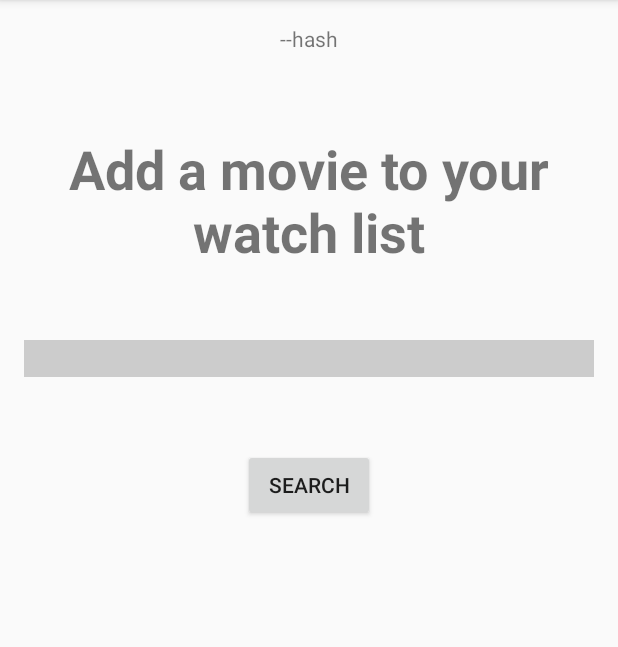
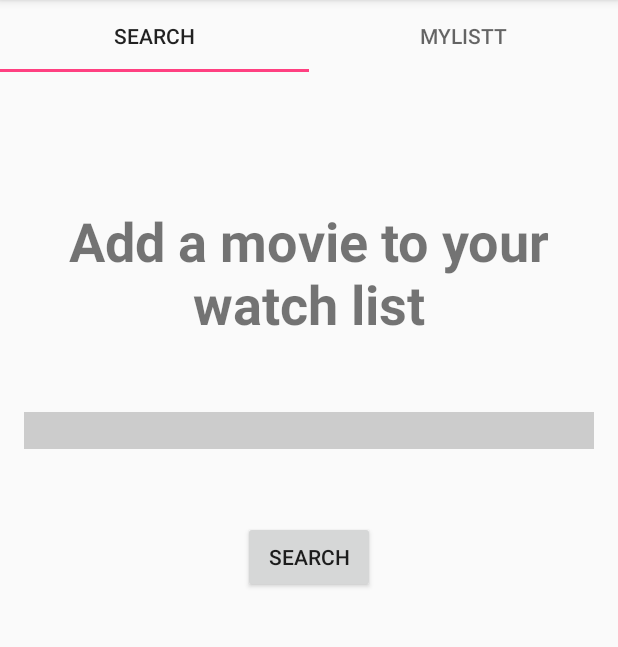
Before and after one commit to leonardo-souza-dev/wlandroid, an Android app: the screen it shows after launch (MainActivity), on a phone screen of 412 x 824 dp, the part 84-731 px from its top. Run offline under Robolectric (Android 15) with nearby library versions, the phone set to English and light mode, and no system bars.

Commit message:
tab partial2

```diff
--- a/app/src/main/java/com/leonardoserra/watchlist/MainActivity.java
+++ b/app/src/main/java/com/leonardoserra/watchlist/MainActivity.java
@@ -6,6 +6,10 @@ import android.content.SharedPreferences;
 import android.net.Uri;
 import android.os.AsyncTask;
 import android.os.Bundle;
+import android.support.design.widget.TabLayout;
+import android.support.v4.app.Fragment;
+import android.support.v4.app.FragmentManager;
+import android.support.v4.app.FragmentTransaction;
 import android.support.v7.app.AppCompatActivity;
 import android.support.v7.widget.Toolbar;
 import android.view.Menu;
@@ -36,6 +40,68 @@ public class MainActivity extends AppCompatActivity {
     private String searchTerm;
     private User gUser;
 
+
+    private FragmentOne fragmentOne;
+    private FragmentTwo fragmentTwo;
+    private TabLayout allTabs;
+
+    private void getAllWidgets() {
+        allTabs = (TabLayout) findViewById(R.id.tabs);
+    }
+
+    private void setCurrentTabFragment(int tabPosition)
+    {
+        switch (tabPosition)
+        {
+            case 0 :
+                replaceFragment(fragmentOne, null);
+                break;
+            case 1 :
+                replaceFragment(fragmentTwo, null);
+                break;
+        }
+    }
+
+    public void replaceFragment(Fragment fragment, Bundle b) {
+        if (b != null);
+            fragment.setArguments(b);
+
+        FragmentManager fm = getSupportFragmentManager();
+        FragmentTransaction ft = fm.beginTransaction();
+        ft.replace(R.id.frame_container, fragment);
+
+        ft.setTransition(FragmentTransaction.TRANSIT_FRAGMENT_OPEN);
+        ft.commit();
+    }
+
+    private void bindWidgetsWithAnEvent() {
+
+        allTabs.setOnTabSelectedListener(new TabLayout.OnTabSelectedListener() {
+
+            @Override
+            public void onTabSelected(TabLayout.Tab tab) {
+                setCurrentTabFragment(tab.getPosition());
+            }
+
+            @Override
+            public void onTabUnselected(TabLayout.Tab tab) {
+
+            }
+
+            @Override
+            public void onTabReselected(TabLayout.Tab tab) {
+
+            }
+        });
+    }
+
+    private void setupTabLayout(){
+        fragmentOne = new FragmentOne();
+        fragmentTwo = new FragmentTwo();
+        allTabs.addTab(allTabs.newTab().setText("Search"),true);
+        allTabs.addTab(allTabs.newTab().setText("MyListt"));
+    }
+
     @Override
     protected void onCreate(Bundle savedInstanceState) {
         super.onCreate(savedInstanceState);
@@ -46,7 +112,9 @@ public class MainActivity extends AppCompatActivity {
         String nomeApp = getResources().getString(R.string.app_name);
         getSupportActionBar().setTitle(nomeApp);
 
-
+        getAllWidgets();
+        bindWidgetsWithAnEvent();
+        setupTabLayout();
 
         SharedPreferences sp = getPreferences(MODE_PRIVATE);
         SharedPreferences.Editor e = sp.edit();
@@ -119,11 +187,17 @@ public class MainActivity extends AppCompatActivity {
                         list.add(f);
                     }
 
-                    Intent intent = new Intent(getBaseContext(), SearchResultActivity.class);
+                    Bundle b = new Bundle();
+                    b.putSerializable("bundle_searchResult", list);
+                    b.putString("termo", searchTerm);
+                    b.putInt("qtd", len);
+                    replaceFragment(fragmentTwo, b);
+
+                    /*Intent intent = new Intent(getBaseContext(), SearchResultActivity.class);
                     intent.putExtra("bundle_searchResult", list);
                     intent.putExtra("termo", searchTerm);
                     intent.putExtra("qtd", len);
-                    startActivity(intent);
+                    startActivity(intent);*/
                 }
             } catch (Exception e) {
                 e.printStackTrace();
--- a/app/src/main/java/com/leonardoserra/watchlist/UserActivity.java
+++ b/app/src/main/java/com/leonardoserra/watchlist/UserActivity.java
@@ -35,8 +35,8 @@ public class UserActivity extends AppCompatActivity {
     private void setupTabLayout(){
         fragmentOne = new FragmentOne();
         fragmentTwo = new FragmentTwo();
-        allTabs.addTab(allTabs.newTab().setText("ONE"),true);
-        allTabs.addTab(allTabs.newTab().setText("TWO"));
+        allTabs.addTab(allTabs.newTab().setText("Search"),true);
+        allTabs.addTab(allTabs.newTab().setText("MyListt"));
     }
 
     private void bindWidgetsWithAnEvent() {
--- a/app/src/main/res/layout/activity_main.xml
+++ b/app/src/main/res/layout/activity_main.xml
@@ -1,4 +1,5 @@
 <?xml version="1.0" encoding="utf-8"?>
+<!--
 <LinearLayout
     xmlns:android="http://schemas.android.com/apk/res/android"
     xmlns:app="http://schemas.android.com/apk/res-auto"
@@ -34,3 +35,41 @@
     </ScrollView>
 
 </LinearLayout>
+-->
+<LinearLayout xmlns:android="http://schemas.android.com/apk/res/android"
+    xmlns:app="http://schemas.android.com/apk/res-auto"
+    xmlns:tools="http://schemas.android.com/tools"
+    android:layout_width="match_parent"
+    android:layout_height="match_parent"
+    android:orientation="vertical"
+    tools:context=".MainActivity">
+
+    <android.support.design.widget.AppBarLayout
+        android:layout_width="match_parent"
+        android:layout_height="wrap_content"
+        android:theme="@style/AppTheme.AppBarOverlay">
+
+        <android.support.v7.widget.Toolbar
+            android:id="@+id/toolbar"
+            android:layout_width="match_parent"
+            android:layout_height="?attr/actionBarSize"
+            android:background="?attr/colorPrimary"
+            app:popupTheme="@style/AppTheme.PopupOverlay"
+            android:theme="@style/AppTheme" />
+
+    </android.support.design.widget.AppBarLayout>
+
+    <android.support.design.widget.TabLayout
+        android:id="@+id/tabs"
+        android:layout_width="match_parent"
+        android:layout_height="wrap_content"
+        app:tabGravity="fill"
+        app:tabMode="fixed"
+        />
+
+    <FrameLayout
+        android:id="@+id/frame_container"
+        android:layout_width="match_parent"
+        android:layout_height="match_parent" />
+
+</LinearLayout>
--- a/app/src/main/res/layout/content_main.xml
+++ b/app/src/main/res/layout/content_main.xml
@@ -10,7 +10,7 @@
     android:paddingTop="@dimen/activity_vertical_margin"
     app:layout_behavior="@string/appbar_scrolling_view_behavior"
     tools:context=".MainActivity"
-    tools:showIn="@layout/activity_main">
+    tools:showIn="@layout/fragment_one">
 
     <TextView
         android:layout_width="wrap_content"
@@ -59,6 +59,7 @@
         android:text="--hash"
         android:id="@+id/txtHash"
         android:layout_alignParentTop="true"
-        android:layout_centerHorizontal="true" />
+        android:layout_centerHorizontal="true"
+        android:visibility="invisible" />
 
 </RelativeLayout>
--- a/app/src/main/res/layout/fragment_one.xml
+++ b/app/src/main/res/layout/fragment_one.xml
@@ -1,14 +1,13 @@
 <?xml version="1.0" encoding="utf-8"?>
-<LinearLayout xmlns:android="http://schemas.android.com/apk/res/android"
+<ScrollView
+    xmlns:android="http://schemas.android.com/apk/res/android"
+    xmlns:tools="http://schemas.android.com/tools"
     android:layout_width="match_parent"
-    android:layout_height="match_parent">
+    android:layout_height="match_parent"
+    android:layout_weight="1"
+    tools:context=".MainActivity" >
 
-    <TextView
-        android:id="@+id/textView"
-        android:layout_width="wrap_content"
-        android:layout_height="wrap_content"
-        android:layout_centerInParent="true"
-        android:text="Tab 13"
-        android:textAppearance="?android:attr/textAppearanceLarge"/>
+    <include layout="@layout/content_main"
+        android:id="@+id/layout_main" />
 
-</LinearLayout>
+</ScrollView>
```
Also changed, not shown: app/src/main/res/layout/activity_user.xml (+15 -0 lines), app/src/main/res/layout/fragment_two.xml (+6 -3 lines).
